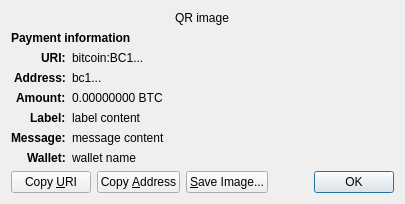
sweetlove56/groestlcoin, file src/qt/forms/receiverequestdialog.ui: the form before one commit.
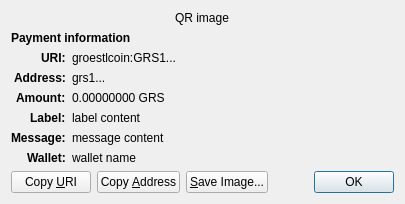
The form after the commit. Custom widgets are drawn as their Qt base class.

Diff of the .ui file:
```diff
--- a/src/qt/forms/receiverequestdialog.ui
+++ b/src/qt/forms/receiverequestdialog.ui
@@ -65,7 +65,7 @@
    <item row="2" column="1" alignment="Qt::AlignTop">
     <widget class="QLabel" name="uri_content">
      <property name="text">
-      <string notr="true">bitcoin:BC1...</string>
+      <string notr="true">groestlcoin:GRS1...</string>
      </property>
      <property name="textFormat">
       <enum>Qt::RichText</enum>
@@ -97,7 +97,7 @@
    <item row="3" column="1" alignment="Qt::AlignTop">
     <widget class="QLabel" name="address_content">
      <property name="text">
-      <string notr="true">bc1...</string>
+      <string notr="true">grs1...</string>
      </property>
      <property name="textFormat">
       <enum>Qt::PlainText</enum>
@@ -126,7 +126,7 @@
    <item row="4" column="1" alignment="Qt::AlignTop">
     <widget class="QLabel" name="amount_content">
      <property name="text">
-      <string notr="true">0.00000000 BTC</string>
+      <string notr="true">0.00000000 GRS</string>
      </property>
      <property name="textFormat">
       <enum>Qt::PlainText</enum>
```
